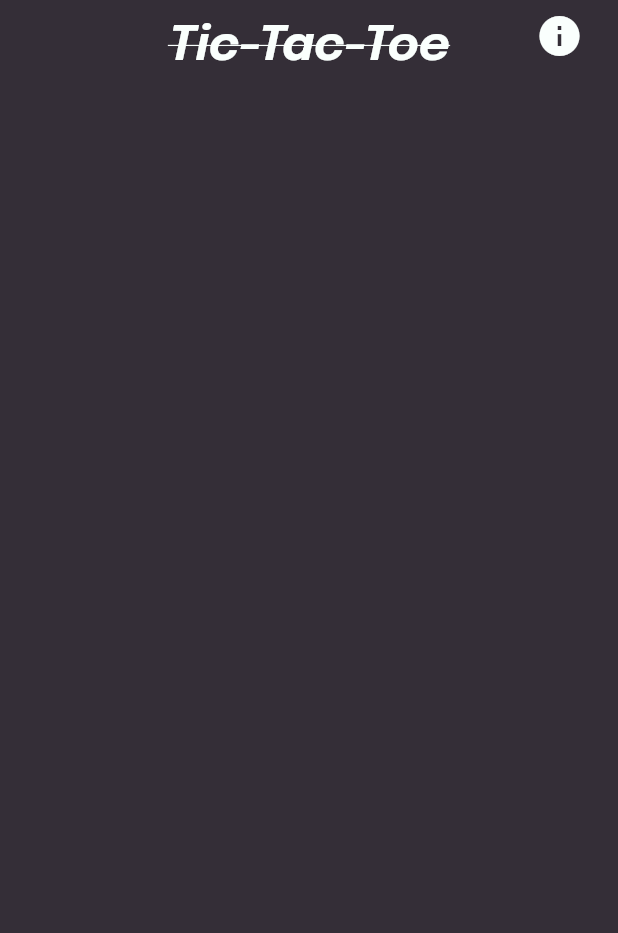
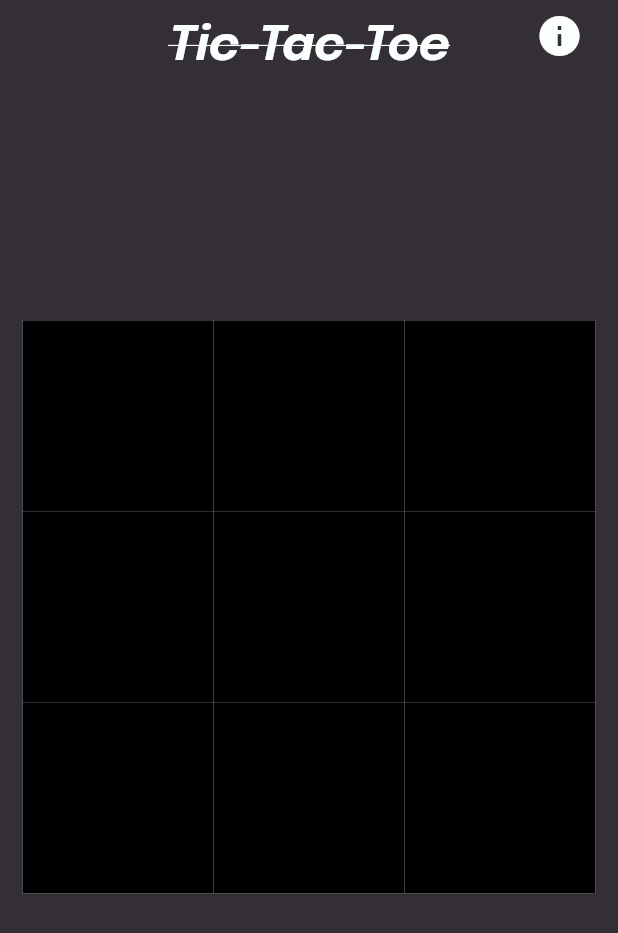
Before and after one commit to samitkapoor/tic-tac-toe, a Flutter app: the screen it shows after launch, on a phone screen of 412 x 824 dp. Shown: the top 933 px of the screen. Run offline on Flutter 3.47's test engine with Material 2 defaults, Android fonts, the phone set to English and light mode, and no system bars; our stand-ins replace google_fonts.

Commit message:
Setup grid

```diff
--- a/lib/core/game_screen.dart
+++ b/lib/core/game_screen.dart
@@ -3,6 +3,7 @@ import 'package:google_fonts/google_fonts.dart';
 import 'package:tictactoe/constants/about.dart';
 
 import 'package:tictactoe/constants/colors.dart';
+import 'package:tictactoe/utils/logic.dart';
 import 'package:url_launcher/url_launcher_string.dart';
 
 class GameScreen extends StatelessWidget {
@@ -20,10 +21,13 @@ class GameScreen extends StatelessWidget {
           15,
           15,
         ),
-        alignment: Alignment.center,
         child: Stack(
           alignment: Alignment.center,
           children: [
+            SizedBox(
+              height: MediaQuery.of(context).size.width,
+              width: MediaQuery.of(context).size.width,
+            ),
             Positioned(
               top: 15,
               child: Text(
@@ -49,6 +53,40 @@ class GameScreen extends StatelessWidget {
                 icon: Icon(Icons.info, size: 32, color: gridColor),
               ),
             ),
+            Container(
+              height: MediaQuery.of(context).size.width - 30,
+              width: MediaQuery.of(context).size.width - 30,
+              color: gridColor,
+              child: Row(
+                children: [
+                  ...gameState.map(
+                    (column) {
+                      return SizedBox(
+                        height: MediaQuery.of(context).size.width - 30,
+                        width: (MediaQuery.of(context).size.width - 30) / 3,
+                        child: Column(
+                          children: [
+                            ...(column)
+                                .map(
+                                  (e) => Container(
+                                    height: (MediaQuery.of(context).size.width -
+                                            30) /
+                                        3,
+                                    width: (MediaQuery.of(context).size.width -
+                                            30) /
+                                        3,
+                                    color: Colors.black,
+                                  ),
+                                )
+                                .toList(),
+                          ],
+                        ),
+                      );
+                    },
+                  ).toList(),
+                ],
+              ),
+            )
           ],
         ),
       ),
--- a/lib/main.dart
+++ b/lib/main.dart
@@ -3,7 +3,7 @@ import 'package:flutter/material.dart';
 import 'package:tictactoe/core/game_screen.dart';
 
 void main() {
-  runApp(Tictactoe());
+  runApp(const Tictactoe());
 }
 
 class Tictactoe extends StatelessWidget {
--- a/lib/utils/logic.dart
+++ b/lib/utils/logic.dart
@@ -2,16 +2,22 @@ enum Turn { playerOne, playerTwo }
 
 enum Result { play, tie, playerOneWin, playerTwoWin }
 
-List<Map<String, int>> gameState = [
+List<List<Map<String, int>>> gameState = [
+  [
     {'row': 0, 'col': 0, 'value': 0},
     {'row': 0, 'col': 1, 'value': 0},
     {'row': 0, 'col': 2, 'value': 0},
+  ],
+  [
     {'row': 1, 'col': 0, 'value': 0},
     {'row': 1, 'col': 1, 'value': 0},
     {'row': 1, 'col': 2, 'value': 0},
+  ],
+  [
     {'row': 2, 'col': 0, 'value': 0},
     {'row': 2, 'col': 1, 'value': 0},
     {'row': 2, 'col': 2, 'value': 0},
+  ]
 ];
 
 Turn currentTurn = Turn.playerOne;
```
Lines whose indentation alone changed are shown as unchanged.
